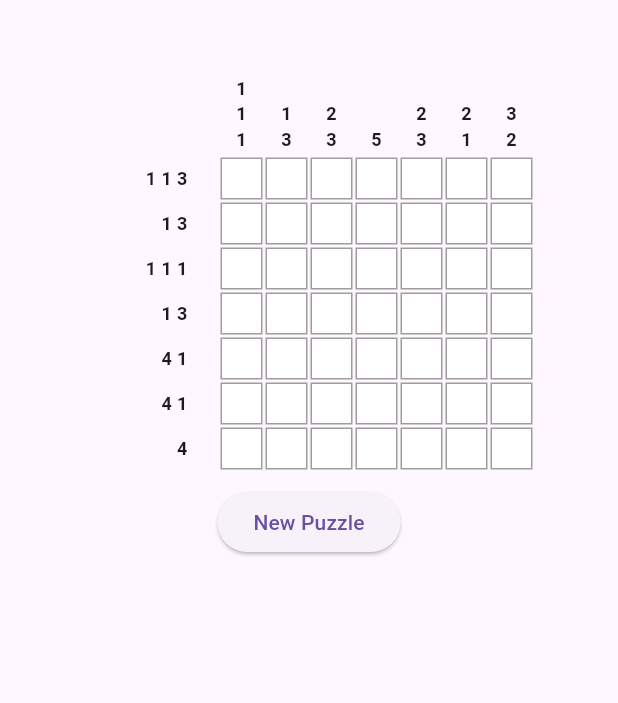
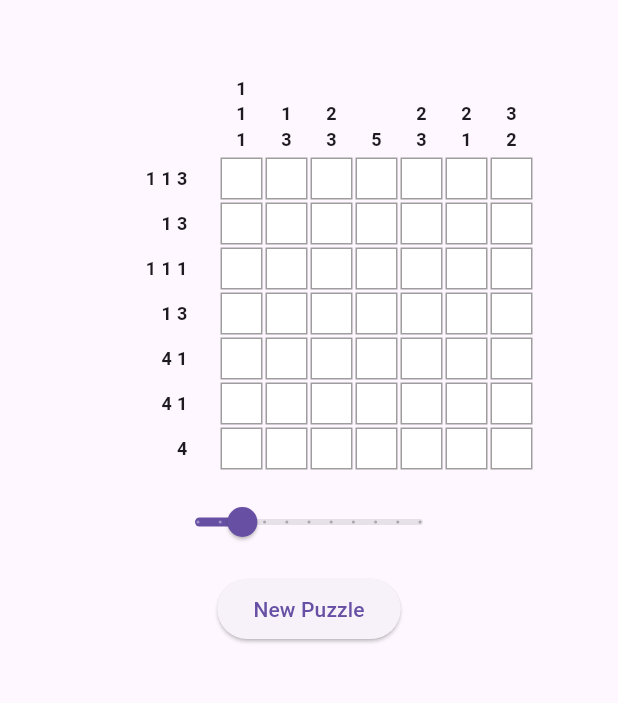
Before and after one commit to SeCorpo/simple_sudoku_flutter, a Flutter app: the GameScreen screen opened directly, after a tap on "New Puzzle", on a phone screen of 412 x 824 dp, the part 63-766 px from its top. Run offline on Flutter 3.47's test engine with Material 3 defaults, Android fonts, the light colour scheme and no system bars; our stand-ins replace flutter_bloc.

Commit message:
refactor cell_model (remove market value, not storing user selection to json) + CellWidget, refactor puzzle_model (difficulty enum, puzzleId, excluding user selection to json, moved Clue generation to model (from clue_numbers + puzzle_service)), HomeScreen showing difficulty and size, GameScreen selecting size of new puzzle with custom new slider_widget (using StatefulBuilder)

```diff
--- a/lib/models/cell_model.dart
+++ b/lib/models/cell_model.dart
@@ -1,48 +1,31 @@
-
 class CellModel {
-  int row;
-  int col;
-  bool isFilled;
-  bool isMarked;
-  bool isCorrect; // If this cell should be filled based on the solution
+  final int row;
+  final int col;
+  bool isFilled = false;
+  final bool isCorrect;
 
   CellModel({
     required this.row,
     required this.col,
-    this.isFilled = false,
-    this.isMarked = false,
-    this.isCorrect = false,
+    required this.isCorrect,
   });
 
-  // Toggle cell state (filled -> empty -> marked)
+  /// **Toggle between empty and filled**
   void toggle() {
-    if (isFilled) {
-      isFilled = false;
-      isMarked = true;
-    } else if (isMarked) {
-      isMarked = false;
-    } else {
-      isFilled = true;
-    }
+    isFilled = !isFilled;
   }
 
-  Map<String, dynamic> toJson() {
-    return {
+  /// **Convert to JSON (Only Saves Solution State)**
+  Map<String, dynamic> toJson() => {
     'row': row,
     'col': col,
-      'isFilled': isFilled,
-      'isMarked': isMarked,
     'isCorrect': isCorrect,
   };
-  }
 
-  factory CellModel.fromJson(Map<String, dynamic> json) {
-    return CellModel(
+  /// **Load CellModel from JSON (Resets User Selections)**
+  factory CellModel.fromJson(Map<String, dynamic> json) => CellModel(
     row: json['row'],
     col: json['col'],
-      isFilled: json['isFilled'] ?? false,
-      isMarked: json['isMarked'] ?? false,
-      isCorrect: json['isCorrect'] ?? false,
+    isCorrect: json['isCorrect'],
   );
 }
-}
--- a/lib/models/puzzle_model.dart
+++ b/lib/models/puzzle_model.dart
@@ -1,55 +1,87 @@
 import 'cell_model.dart';
 
+/// **Puzzle Difficulty Enum**
+enum PuzzleDifficulty { float, easy, medium, hard, expert, impossible }
+
+/// **Puzzle Model**
 class PuzzleModel {
+  final String puzzleId;
   final int rows;
   final int cols;
+  final PuzzleDifficulty difficulty;
   final List<List<CellModel>> grid;
   final List<List<int>> rowClues;
   final List<List<int>> colClues;
 
   PuzzleModel({
+    required this.puzzleId,
     required this.rows,
     required this.cols,
+    required this.difficulty,
     required this.grid,
     required this.rowClues,
     required this.colClues,
   });
 
-  /// **Win Validation: Check if user's solution matches the correct grid**
-  bool isSolved() {
-    for (var row in grid) {
-      for (var cell in row) {
-        if (cell.isFilled != cell.isCorrect) {
-          return false;
-        }
-      }
-    }
-    return true;
-  }
+  /// **Check if puzzle is solved**
+  bool isSolved() => grid.every((row) => row.every((cell) => cell.isFilled == cell.isCorrect));
 
-  // Convert to JSON
-  Map<String, dynamic> toJson() {
-    return {
+  /// **Convert to JSON (Excludes user selections)**
+  Map<String, dynamic> toJson() => {
+    'puzzleId': puzzleId,
     'rows': rows,
     'cols': cols,
+    'difficulty': difficulty.name,
     'grid': grid.map((row) => row.map((cell) => cell.toJson()).toList()).toList(),
     'rowClues': rowClues,
     'colClues': colClues,
   };
+
+  /// **Load puzzle from JSON (Clears user selections)**
+  factory PuzzleModel.fromJson(Map<String, dynamic> json) => PuzzleModel(
+    puzzleId: json['puzzleId'],
+    rows: json['rows'],
+    cols: json['cols'],
+    difficulty: _parseDifficulty(json['difficulty']),
+    grid: (json['grid'] as List)
+        .map((row) => (row as List).map((cell) => CellModel.fromJson(cell)).toList())
+        .toList(),
+    rowClues: (json['rowClues'] as List).map((row) => List<int>.from(row)).toList(),
+    colClues: (json['colClues'] as List).map((col) => List<int>.from(col)).toList(),
+  );
+
+  /// **Generate grouped clues based on the correct solution**
+  static List<List<int>> generateGroupedClues(List<List<CellModel>> grid, {required bool isRow}) {
+    int size = grid.length;
+    return List.generate(size, (i) {
+      List<bool> filledCells = List.generate(size, (j) => (isRow ? grid[i][j] : grid[j][i]).isCorrect);
+      return _groupClueNumbers(filledCells);
+    });
   }
 
-  // Create from JSON
-  factory PuzzleModel.fromJson(Map<String, dynamic> json) {
-    List<List<CellModel>> grid = (json['grid'] as List)
-        .map((row) => (row as List).map((cell) => CellModel.fromJson(cell)).toList())
-        .toList();
+  /// **Helper: Convert consecutive filled cells into grouped clue numbers**
+  static List<int> _groupClueNumbers(List<bool> cells) {
+    List<int> grouped = [];
+    int count = 0;
 
-    return PuzzleModel(
-      rows: json['rows'],
-      cols: json['cols'],
-      grid: grid,
-      rowClues: List<List<int>>.from(json['rowClues'].map((row) => List<int>.from(row))),
-      colClues: List<List<int>>.from(json['colClues'].map((col) => List<int>.from(col))),
+    for (bool cell in cells) {
+      if (cell) {
+        count++;
+      } else if (count > 0) {
+        grouped.add(count);
+        count = 0;
+      }
+    }
+    if (count > 0) grouped.add(count);
+
+    return grouped.isEmpty ? [0] : grouped;
+  }
+
+  /// **Helper: Parse Enum from String**
+  static PuzzleDifficulty _parseDifficulty(String difficulty) {
+    return PuzzleDifficulty.values.firstWhere(
+          (e) => e.name == difficulty,
+      orElse: () => PuzzleDifficulty.float,
     );
   }
 }
--- a/lib/services/puzzle_service.dart
+++ b/lib/services/puzzle_service.dart
@@ -1,13 +1,15 @@
 import 'dart:math';
 import '../models/puzzle_model.dart';
 import '../models/cell_model.dart';
-import '../ui/widgets/clue_numbers.dart'; // Import ClueNumbers to use grouping function
 
 class PuzzleService {
   final Random _random = Random();
 
-  /// Generate a random puzzle with a mix of filled and empty cells
-  PuzzleModel generateRandomPuzzle({int size = 5}) {
+  /// **Generate a random puzzle**
+  PuzzleModel generateRandomPuzzle({int size = 5, PuzzleDifficulty difficulty = PuzzleDifficulty.float}) {
+    // Generate unique puzzle ID
+    String puzzleId = DateTime.now().millisecondsSinceEpoch.toString();
+
     // Generate a grid with random true/false values (50% filled probability)
     List<List<CellModel>> grid = List.generate(
       size,
@@ -21,35 +23,18 @@ class PuzzleService {
       ),
     );
 
-    // Generate row and column clues dynamically
-    List<List<int>> rowClues = _generateGroupedClues(grid, isRow: true);
-    List<List<int>> colClues = _generateGroupedClues(grid, isRow: false);
+    // Generate row and column clues using PuzzleModel's method
+    List<List<int>> rowClues = PuzzleModel.generateGroupedClues(grid, isRow: true);
+    List<List<int>> colClues = PuzzleModel.generateGroupedClues(grid, isRow: false);
 
     return PuzzleModel(
+      puzzleId: puzzleId,
       rows: size,
       cols: size,
+      difficulty: difficulty,
       grid: grid,
       rowClues: rowClues,
       colClues: colClues,
     );
   }
-
-  /// **Generate grouped clues based on consecutive filled cells**
-  List<List<int>> _generateGroupedClues(List<List<CellModel>> grid, {required bool isRow}) {
-    int size = grid.length;
-    List<List<int>> clues = List.generate(size, (_) => []);
-
-    for (int i = 0; i < size; i++) {
-      List<bool> filledCells = [];
-
-      for (int j = 0; j < size; j++) {
-        CellModel cell = isRow ? grid[i][j] : grid[j][i];
-        filledCells.add(cell.isCorrect);
-      }
-
-      clues[i] = ClueNumbers.groupClueNumbers(filledCells);
-    }
-
-    return clues;
-  }
 }
--- a/lib/ui/screens/game_screen.dart
+++ b/lib/ui/screens/game_screen.dart
@@ -5,6 +5,7 @@ import '../../bloc/provider/provider_bloc.dart';
 import '../../models/puzzle_model.dart';
 import '../widgets/game_grid.dart';
 import '../widgets/clue_numbers.dart';
+import '../widgets/slider_widget.dart';
 
 class GameScreen extends StatelessWidget {
   const GameScreen({Key? key}) : super(key: key);
@@ -58,12 +59,7 @@ class GameScreen extends StatelessWidget {
 
   /// Show "New Puzzle" button when no puzzle is loaded (fail-safe feature)
   Widget _buildInitialScreen(BuildContext context) {
-    return Center(
-      child: ElevatedButton(
-        onPressed: () => context.read<GameBloc>().add(GenerateNewPuzzle(size: 7)),
-        child: const Text("New Puzzle"),
-      ),
-    );
+    return _buildNewPuzzleButton(context);
   }
 
   Widget _buildGameUI(BuildContext context, PuzzleModel puzzle, bool showSolution, {bool isWon = false}) {
@@ -115,10 +111,7 @@ class GameScreen extends StatelessWidget {
           const SizedBox(height: 10),
 
           // "New Puzzle" Button
-          ElevatedButton(
-            onPressed: () => context.read<GameBloc>().add(GenerateNewPuzzle(size: 7)),
-            child: const Text("New Puzzle"),
-          ),
+          _buildNewPuzzleButton(context),
 
           // Show "You Won!" and Save Button if the game is completed
           if (isWon) ...[
@@ -137,4 +130,34 @@ class GameScreen extends StatelessWidget {
       ),
     );
   }
+
+  /// Button to generate a new puzzle with size selection
+  Widget _buildNewPuzzleButton(BuildContext context) {
+    int selectedSize = 7;
+
+    return Column(
+      children: [
+        SliderWidget(
+          min: 5,
+          max: 15,
+          divisions: 10,
+          initialValue: selectedSize,
+          onChanged: (size) {
+            selectedSize = size;
+          },
+        ),
+
+        const SizedBox(height: 10),
+
+        ElevatedButton(
+          onPressed: () {
+            context.read<GameBloc>().add(GenerateNewPuzzle(size: selectedSize));
+          },
+          child: const Text("New Puzzle"),
+        ),
+      ],
+    );
+  }
+
+
 }
--- a/lib/ui/screens/home_screen.dart
+++ b/lib/ui/screens/home_screen.dart
@@ -1,5 +1,6 @@
 import 'package:flutter/material.dart';
 import 'package:flutter_bloc/flutter_bloc.dart';
+import 'package:simple_sudoku_flutter/core/utils/string_utils.dart';
 import '../../bloc/game/game_bloc.dart';
 import '../../bloc/provider/provider_bloc.dart';
 import 'game_screen.dart';
@@ -20,7 +21,7 @@ class HomeScreen extends StatelessWidget {
           children: [
             ElevatedButton(
               onPressed: () {
-                context.read<GameBloc>().add(GenerateNewPuzzle(size: 7));
+                context.read<GameBloc>().add(GenerateNewPuzzle(size: 5));
 
                 Navigator.push(
                   context,
@@ -46,7 +47,7 @@ class HomeScreen extends StatelessWidget {
                       itemBuilder: (context, index) {
                         final puzzle = state.puzzles[index];
                         return ListTile(
-                          title: Text("Puzzle ${index + 1}"),
+                          title: Text("Puzzle ${index + 1} - ${puzzle.rows} ${StringUtils.capitalize(puzzle.difficulty.name)}"),
                           trailing: const Icon(Icons.play_arrow),
                           onTap: () {
                             context.read<GameBloc>().add(StartGameWithPuzzle(puzzle: puzzle));
--- a/lib/ui/widgets/clue_numbers.dart
+++ b/lib/ui/widgets/clue_numbers.dart
@@ -8,24 +8,6 @@ class ClueNumbers extends StatelessWidget {
   const ClueNumbers({Key? key, required this.clues, required this.isRow, required this.gridSize})
       : super(key: key);
 
-  /// **Groups consecutive filled cells into numbers**
-  static List<int> groupClueNumbers(List<bool> cells) {
-    List<int> groupedNumbers = [];
-    int count = 0;
-
-    for (bool isFilled in cells) {
-      if (isFilled) {
-        count++;
-      } else if (count > 0) {
-        groupedNumbers.add(count);
-        count = 0;
-      }
-    }
-
-    if (count > 0) groupedNumbers.add(count); // Add last group if exists
-
-    return groupedNumbers.isEmpty ? [0] : groupedNumbers; // Ensure at least [0]
-  }
 
   @override
   Widget build(BuildContext context) {
--- /dev/null
+++ b/lib/ui/widgets/slider_widget.dart
@@ -0,0 +1,49 @@
+import 'package:flutter/material.dart';
+
+class SliderWidget extends StatelessWidget {
+  final double min;
+  final double max;
+  final int divisions;
+  final int initialValue;
+  final ValueChanged<int> onChanged;
+
+  const SliderWidget({
+    Key? key,
+    required this.min,
+    required this.max,
+    required this.divisions,
+    required this.initialValue,
+    required this.onChanged,
+  }) : super(key: key);
+
+  @override
+  Widget build(BuildContext context) {
+    double selectedValue = initialValue.toDouble(); // Keep local state for slider
+
+    return Column(
+      mainAxisSize: MainAxisSize.min,
+      children: [
+        SizedBox(
+          width: 200,
+          child: StatefulBuilder(
+            builder: (context, setState) {
+              return Slider(
+                value: selectedValue,
+                min: min,
+                max: max,
+                divisions: divisions,
+                label: "${selectedValue.toInt()}",
+                onChanged: (value) {
+                  setState(() => selectedValue = value);
+                },
+                onChangeEnd: (value) {
+                  onChanged(value.toInt()); // Calls the callback when released
+                },
+              );
+            },
+          ),
+        ),
+      ],
+    );
+  }
+}
```
Also changed, not shown: lib/ui/widgets/cell_widget.dart (+5 -10 lines), lib/providers/game_provider.dart (deleted). Lines whose indentation alone changed are shown as unchanged.
